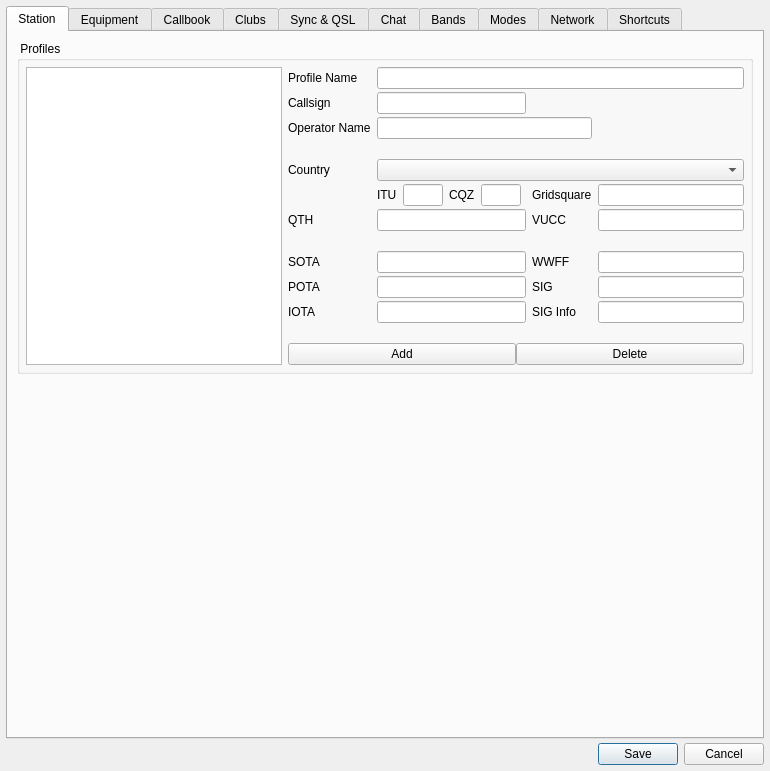
First picture: the form in ui/SettingsDialog.ui, repository foldynl/QLog, before the edit.
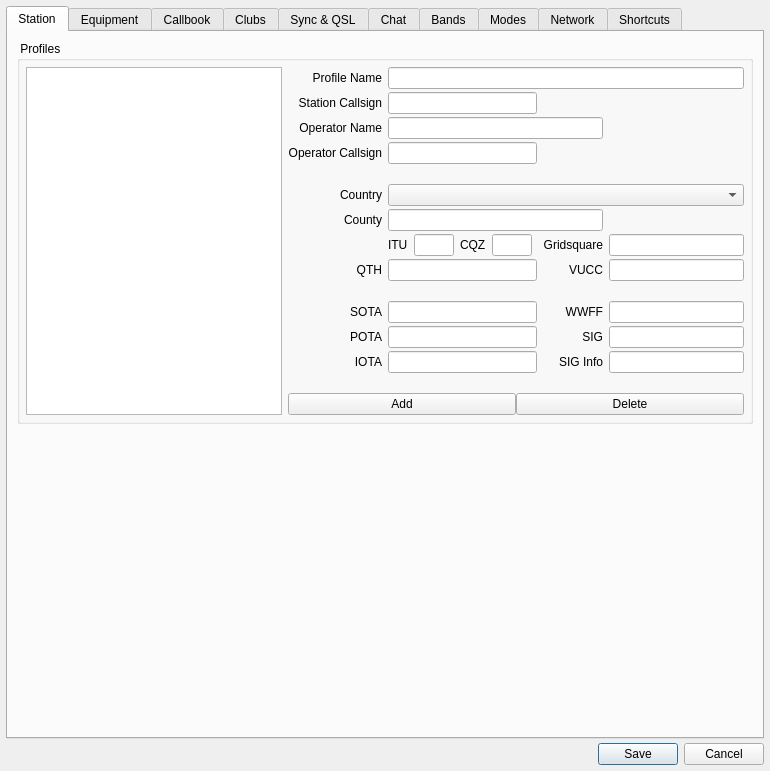
Second picture: the form after the edit. Icons and pictures are not drawn.

Commit message: Adds station county and operator callsign to the station and associated dependencies

What changed in the file:
```diff
--- a/ui/SettingsDialog.ui
+++ b/ui/SettingsDialog.ui
@@ -76,114 +76,17 @@
           <property name="verticalSpacing">
            <number>3</number>
           </property>
-          <item row="5" column="3">
-           <widget class="QLabel" name="stationLocatorLabel">
-            <property name="text">
-             <string>Gridsquare</string>
-            </property>
-           </widget>
-          </item>
-          <item row="8" column="2">
-           <widget class="QLineEdit" name="stationSOTAEdit">
-            <property name="toolTip">
-             <string>SOTA (Optional parameter)</string>
-            </property>
-           </widget>
-          </item>
-          <item row="7" column="1">
-           <widget class="QLabel" name="label_2">
-            <property name="text">
-             <string/>
-            </property>
-           </widget>
-          </item>
-          <item row="8" column="1">
+          <item row="10" column="1">
            <widget class="QLabel" name="stationSOTALabel">
             <property name="text">
              <string>SOTA</string>
             </property>
-           </widget>
-          </item>
-          <item row="12" column="1" colspan="4">
-           <layout class="QHBoxLayout" name="horizontalLayout_12">
-            <item>
-             <widget class="QPushButton" name="stationAddProfileButton">
-              <property name="text">
-               <string>Add</string>
-              </property>
-             </widget>
-            </item>
-            <item>
-             <widget class="QPushButton" name="stationDelProfileButton">
-              <property name="text">
-               <string>Delete</string>
-              </property>
-             </widget>
-            </item>
-           </layout>
-          </item>
-          <item row="2" column="1">
-           <widget class="QLabel" name="stationOperatorLabel">
-            <property name="text">
-             <string>Operator Name</string>
+            <property name="alignment">
+             <set>Qt::AlignmentFlag::AlignRight|Qt::AlignmentFlag::AlignTrailing|Qt::AlignmentFlag::AlignVCenter</set>
             </property>
            </widget>
           </item>
-          <item row="11" column="1">
-           <widget class="QLabel" name="label_5">
-            <property name="text">
-             <string/>
-            </property>
-           </widget>
-          </item>
-          <item row="8" column="3">
-           <widget class="QLabel" name="stationWWFFLabel">
-            <property name="text">
-             <string>WWFF</string>
-            </property>
-           </widget>
-          </item>
-          <item row="9" column="4">
-           <widget class="QLineEdit" name="stationSIGEdit">
-            <property name="toolTip">
-             <string>SIG (Optional parameter).</string>
-            </property>
-           </widget>
-          </item>
-          <item row="4" column="2" colspan="3">
-           <widget class="QComboBox" name="stationCountryCombo"/>
-          </item>
-          <item row="10" column="4">
-           <widget class="QLineEdit" name="stationSIGInfoEdit">
-            <property name="toolTip">
-             <string>SIG Information (Optional parameter)</string>
-            </property>
-            <property name="text">
-             <string/>
-            </property>
-           </widget>
-          </item>
-          <item row="6" column="1">
-           <widget class="QLabel" name="stationQTHLabel">
-            <property name="text">
-             <string>QTH</string>
-            </property>
-           </widget>
-          </item>
-          <item row="1" column="2">
-           <widget class="QLineEdit" name="stationCallsignEdit">
-            <property name="toolTip">
-             <string>Callsign (Mandatory parameter)</string>
-            </property>
-            <property name="text">
-             <string/>
-            </property>
-            <property name="maxLength">
-             <number>25</number>
-            </property>
-           </widget>
-          </item>
-          <item row="0" column="0" rowspan="13">
+          <item row="0" column="0" rowspan="15">
            <widget class="QListView" name="stationProfilesListView">
             <property name="focusPolicy">
              <enum>Qt::NoFocus</enum>
@@ -199,7 +102,17 @@
             </property>
            </widget>
           </item>
-          <item row="5" column="2">
+          <item row="12" column="3">
+           <widget class="QLabel" name="stationSIGInfoLabel">
+            <property name="text">
+             <string>SIG Info</string>
+            </property>
+            <property name="alignment">
+             <set>Qt::AlignmentFlag::AlignRight|Qt::AlignmentFlag::AlignTrailing|Qt::AlignmentFlag::AlignVCenter</set>
+            </property>
+           </widget>
+          </item>
+          <item row="7" column="2">
            <layout class="QHBoxLayout" name="horizontalLayout_31">
             <property name="spacing">
              <number>6</number>
@@ -268,38 +181,120 @@
             </item>
            </layout>
           </item>
-          <item row="8" column="4">
-           <widget class="QLineEdit" name="stationWWFFEdit">
-            <property name="toolTip">
-             <string>World Wide Flora &amp; Fauna (Optional parameter)</string>
+          <item row="12" column="1">
+           <widget class="QLabel" name="stationIOTALabel">
+            <property name="text">
+             <string>IOTA</string>
+            </property>
+            <property name="alignment">
+             <set>Qt::AlignmentFlag::AlignRight|Qt::AlignmentFlag::AlignTrailing|Qt::AlignmentFlag::AlignVCenter</set>
             </property>
            </widget>
           </item>
           <item row="3" column="1">
+           <widget class="QLabel" name="label">
+            <property name="text">
+             <string>Operator Callsign</string>
+            </property>
+            <property name="alignment">
+             <set>Qt::AlignmentFlag::AlignRight|Qt::AlignmentFlag::AlignTrailing|Qt::AlignmentFlag::AlignVCenter</set>
+            </property>
+           </widget>
+          </item>
+          <item row="2" column="1">
+           <widget class="QLabel" name="stationOperatorLabel">
+            <property name="text">
+             <string>Operator Name</string>
+            </property>
+            <property name="alignment">
+             <set>Qt::AlignmentFlag::AlignRight|Qt::AlignmentFlag::AlignTrailing|Qt::AlignmentFlag::AlignVCenter</set>
+            </property>
+           </widget>
+          </item>
+          <item row="11" column="2">
+           <widget class="QLineEdit" name="stationPOTAEdit"/>
+          </item>
+          <item row="11" column="1">
+           <widget class="QLabel" name="stationPOTALabel">
+            <property name="text">
+             <string>POTA</string>
+            </property>
+            <property name="alignment">
+             <set>Qt::AlignmentFlag::AlignRight|Qt::AlignmentFlag::AlignTrailing|Qt::AlignmentFlag::AlignVCenter</set>
+            </property>
+           </widget>
+          </item>
+          <item row="8" column="1">
+           <widget class="QLabel" name="stationQTHLabel">
+            <property name="text">
+             <string>QTH</string>
+            </property>
+            <property name="alignment">
+             <set>Qt::AlignmentFlag::AlignRight|Qt::AlignmentFlag::AlignTrailing|Qt::AlignmentFlag::AlignVCenter</set>
+            </property>
+           </widget>
+          </item>
+          <item row="11" column="3">
+           <widget class="QLabel" name="stationSIGLabel">
+            <property name="text">
+             <string>SIG</string>
+            </property>
+            <property name="alignment">
+             <set>Qt::AlignmentFlag::AlignRight|Qt::AlignmentFlag::AlignTrailing|Qt::AlignmentFlag::AlignVCenter</set>
+            </property>
+           </widget>
+          </item>
+          <item row="5" column="1">
+           <widget class="QLabel" name="label_7">
+            <property name="text">
+             <string>Country</string>
+            </property>
+            <property name="alignment">
+             <set>Qt::AlignmentFlag::AlignRight|Qt::AlignmentFlag::AlignTrailing|Qt::AlignmentFlag::AlignVCenter</set>
+            </property>
+           </widget>
+          </item>
+          <item row="1" column="1">
+           <widget class="QLabel" name="stationCallsignLabel">
+            <property name="text">
+             <string>Station Callsign</string>
+            </property>
+            <property name="alignment">
+             <set>Qt::AlignmentFlag::AlignRight|Qt::AlignmentFlag::AlignTrailing|Qt::AlignmentFlag::AlignVCenter</set>
+            </property>
+           </widget>
+          </item>
+          <item row="5" column="2" colspan="3">
+           <widget class="QComboBox" name="stationCountryCombo"/>
+          </item>
+          <item row="4" column="1">
            <widget class="QLabel" name="label_8">
             <property name="text">
              <string/>
             </property>
            </widget>
           </item>
-          <item row="6" column="3">
+          <item row="0" column="1">
+           <widget class="QLabel" name="stationProfileNameLabel">
+            <property name="text">
+             <string>Profile Name</string>
+            </property>
+            <property name="alignment">
+             <set>Qt::AlignmentFlag::AlignRight|Qt::AlignmentFlag::AlignTrailing|Qt::AlignmentFlag::AlignVCenter</set>
+            </property>
+           </widget>
+          </item>
+          <item row="8" column="3">
            <widget class="QLabel" name="stationVUCCLabel">
             <property name="text">
              <string>VUCC</string>
             </property>
-           </widget>
-          </item>
-          <item row="4" column="1">
-           <widget class="QLabel" name="label_7">
-            <property name="text">
-             <string>Country</string>
+            <property name="alignment">
+             <set>Qt::AlignmentFlag::AlignRight|Qt::AlignmentFlag::AlignTrailing|Qt::AlignmentFlag::AlignVCenter</set>
             </property>
            </widget>
           </item>
-          <item row="9" column="2">
-           <widget class="QLineEdit" name="stationPOTAEdit"/>
-          </item>
-          <item row="6" column="4">
+          <item row="8" column="4">
            <widget class="QLineEdit" name="stationVUCCEdit">
             <property name="toolTip">
              <string>VUCC  Grids (Optional parameter). Ex. EN98,FM08,EM97,FM07</string>
@@ -309,14 +304,14 @@
             </property>
            </widget>
           </item>
-          <item row="10" column="2">
-           <widget class="QLineEdit" name="stationIOTAEdit">
+          <item row="8" column="2">
+           <widget class="QLineEdit" name="stationQTHEdit">
             <property name="toolTip">
              <string>IOTA  (Optional parameter)</string>
             </property>
            </widget>
           </item>
-          <item row="5" column="4">
+          <item row="7" column="4">
            <widget class="QLineEdit" name="stationLocatorEdit">
             <property name="toolTip">
              <string>Station Gridsquare (Mandatory parameter)</string>
@@ -329,59 +324,82 @@
             </property>
            </widget>
           </item>
-          <item row="6" column="2">
-           <widget class="QLineEdit" name="stationQTHEdit">
+          <item row="12" column="4">
+           <widget class="QLineEdit" name="stationSIGInfoEdit">
             <property name="toolTip">
              <string>QTH Name (Optional parameter)</string>
             </property>
-           </widget>
-          </item>
-          <item row="10" column="1">
-           <widget class="QLabel" name="stationIOTALabel">
             <property name="text">
-             <string>IOTA</string>
+             <string/>
             </property>
            </widget>
           </item>
-          <item row="1" column="1">
-           <widget class="QLabel" name="stationCallsignLabel">
-            <property name="text">
-             <string>Callsign</string>
+          <item row="10" column="4">
+           <widget class="QLineEdit" name="stationWWFFEdit">
+            <property name="toolTip">
+             <string>World Wide Flora &amp; Fauna (Optional parameter)</string>
             </property>
            </widget>
           </item>
-          <item row="9" column="3">
-           <widget class="QLabel" name="stationSIGLabel">
-            <property name="text">
-             <string>SIG</string>
-            </property>
-           </widget>
-          </item>
-          <item row="9" column="1">
-           <widget class="QLabel" name="stationPOTALabel">
-            <property name="text">
-             <string>POTA</string>
-            </property>
-           </widget>
-          </item>
-          <item row="0" column="1">
-           <widget class="QLabel" name="stationProfileNameLabel">
-            <property name="text">
-             <string>Profile Name</string>
-            </property>
-           </widget>
+          <item row="14" column="1" colspan="4">
+           <layout class="QHBoxLayout" name="horizontalLayout_12">
+            <item>
+             <widget class="QPushButton" name="stationAddProfileButton">
+              <property name="text">
+               <string>Add</string>
+              </property>
+             </widget>
+            </item>
+            <item>
+             <widget class="QPushButton" name="stationDelProfileButton">
+              <property name="text">
+               <string>Delete</string>
+              </property>
+             </widget>
+            </item>
+           </layout>
           </item>
           <item row="10" column="3">
-           <widget class="QLabel" name="stationSIGInfoLabel">
+           <widget class="QLabel" name="stationWWFFLabel">
             <property name="text">
-             <string>SIG Info</string>
+             <string>WWFF</string>
             </property>
+            <property name="alignment">
+             <set>Qt::AlignmentFlag::AlignRight|Qt::AlignmentFlag::AlignTrailing|Qt::AlignmentFlag::AlignVCenter</set>
+            </property>
            </widget>
           </item>
-          <item row="0" column="2" colspan="3">
-           <widget class="QLineEdit" name="stationProfileNameEdit">
+          <item row="13" column="1">
+           <widget class="QLabel" name="label_5">
+            <property name="text">
+             <string/>
+            </property>
+           </widget>
+          </item>
+          <item row="1" column="2">
+           <widget class="QLineEdit" name="stationCallsignEdit">
             <property name="toolTip">
-             <string>Profile name that is used as the alias for the Callsign, Gridsquare, Operator name, and QTH (required parameter) </string>
+             <string>Callsign (Mandatory parameter)</string>
+            </property>
+            <property name="text">
+             <string/>
+            </property>
+            <property name="maxLength">
+             <number>25</number>
+            </property>
+           </widget>
+          </item>
+          <item row="11" column="4">
+           <widget class="QLineEdit" name="stationSIGEdit">
+            <property name="toolTip">
+             <string>SIG (Optional parameter).</string>
+            </property>
+           </widget>
+          </item>
+          <item row="12" column="2">
+           <widget class="QLineEdit" name="stationIOTAEdit">
+            <property name="toolTip">
+             <string>IOTA  (Optional parameter)</string>
             </property>
            </widget>
           </item>
@@ -392,6 +410,61 @@
             </property>
            </widget>
           </item>
+          <item row="3" column="2">
+           <widget class="QLineEdit" name="stationOperatorCallsignEdit">
+            <property name="toolTip">
+             <string>Callsign of operator (Optional parameter, if different from station callsign)</string>
+            </property>
+           </widget>
+          </item>
+          <item row="7" column="3">
+           <widget class="QLabel" name="stationLocatorLabel">
+            <property name="text">
+             <string>Gridsquare</string>
+            </property>
+            <property name="alignment">
+             <set>Qt::AlignmentFlag::AlignRight|Qt::AlignmentFlag::AlignTrailing|Qt::AlignmentFlag::AlignVCenter</set>
+            </property>
+           </widget>
+          </item>
+          <item row="10" column="2">
+           <widget class="QLineEdit" name="stationSOTAEdit">
+            <property name="toolTip">
+             <string>SOTA (Optional parameter)</string>
+            </property>
+           </widget>
+          </item>
+          <item row="0" column="2" colspan="3">
+           <widget class="QLineEdit" name="stationProfileNameEdit">
+            <property name="toolTip">
+             <string>Profile name that is used as the alias for the Callsign, Gridsquare, Operator name, and QTH (required parameter) </string>
+            </property>
+           </widget>
+          </item>
+          <item row="9" column="1">
+           <widget class="QLabel" name="label_2">
+            <property name="text">
+             <string/>
+            </property>
+           </widget>
+          </item>
+          <item row="6" column="1">
+           <widget class="QLabel" name="stationCountyLabel">
+            <property name="text">
+             <string>County</string>
+            </property>
+            <property name="alignment">
+             <set>Qt::AlignmentFlag::AlignRight|Qt::AlignmentFlag::AlignTrailing|Qt::AlignmentFlag::AlignVCenter</set>
+            </property>
+           </widget>
+          </item>
+          <item row="6" column="2" colspan="2">
+           <widget class="QLineEdit" name="stationCountyEdit">
+            <property name="toolTip">
+             <string>Station County Location (Optional parameter)</string>
+            </property>
+           </widget>
+          </item>
          </layout>
         </widget>
        </item>
```
Left out of the diff: 8 changed lines with no effect on the pictures. The commit also changes 13 other files.
